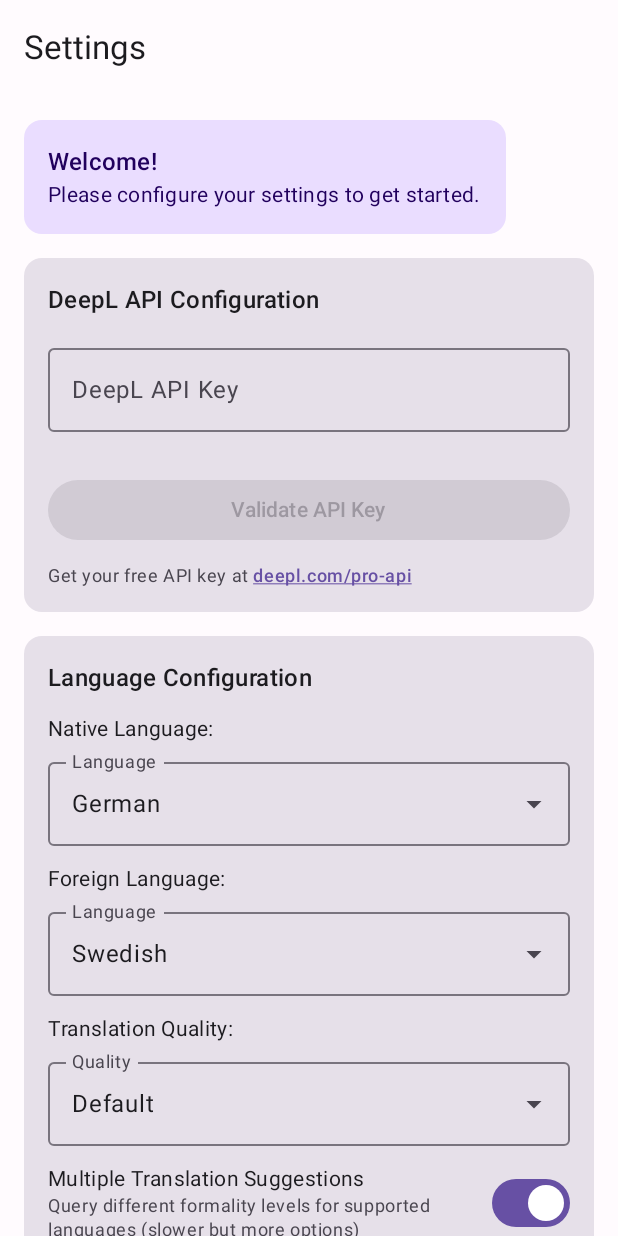
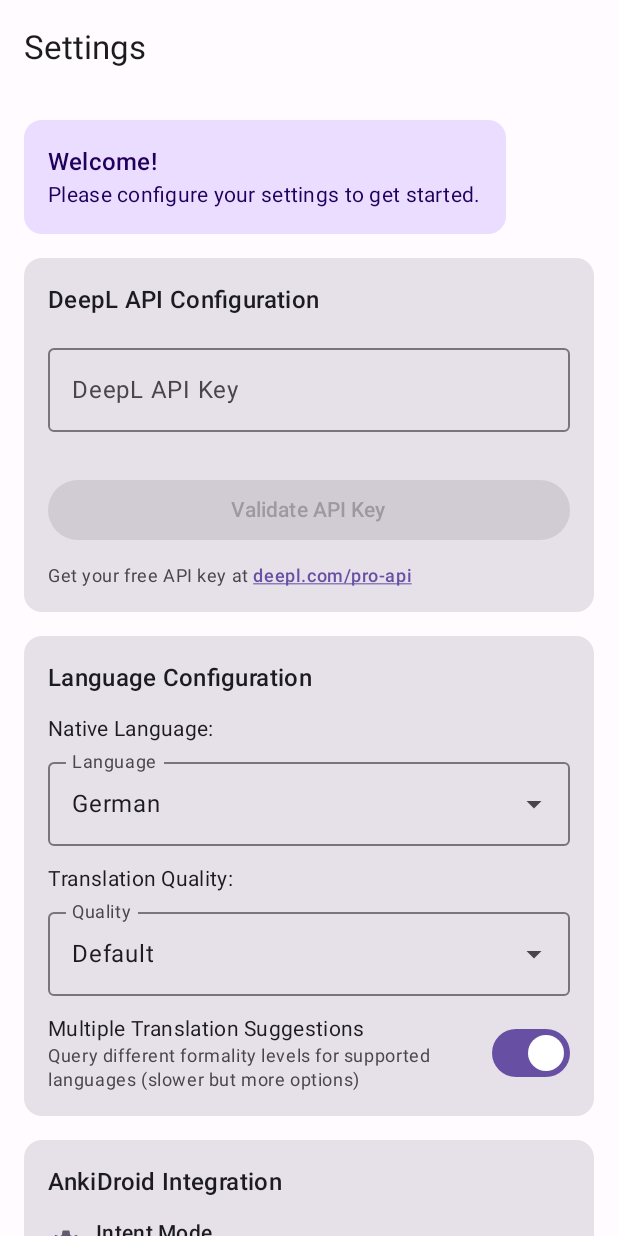
Before and after one commit to daniel-freiermuth/glosdalen, an Android app built with Jetpack Compose: the SettingsScreen screen opened through its navigation route, on a phone screen of 412 x 824 dp. Run offline under Robolectric (Android 15) with nearby library versions, the light colour scheme and no system bars; our stand-ins replace Dagger/Hilt's generated code; libraries missing offline, so code that uses them is left out: com.ichi2.anki; 6 statements that could not run were skipped.

Commit message:
feat: move foreign language selector to search screen

```diff
--- a/app/src/main/java/com/swedishvocab/app/ui/search/SearchScreen.kt
+++ b/app/src/main/java/com/swedishvocab/app/ui/search/SearchScreen.kt
@@ -15,7 +15,9 @@ import androidx.compose.material.icons.filled.Settings
 import androidx.compose.material.icons.filled.Refresh
 import androidx.compose.material.icons.filled.Star
 import androidx.compose.material.icons.filled.Info
+import androidx.compose.material.icons.filled.ArrowDropDown
 import androidx.compose.material.icons.automirrored.filled.ArrowForward
+import androidx.compose.material.icons.automirrored.filled.ArrowBack
 import androidx.compose.material3.*
 import androidx.compose.runtime.*
 import androidx.compose.ui.Alignment
@@ -175,20 +177,37 @@ fun SearchScreen(
                         horizontalArrangement = Arrangement.SpaceBetween,
                         verticalAlignment = Alignment.CenterVertically
                     ) {
-                        Text(uiState.sourceLanguage.displayName)
+                        // Native Language (left, fixed)
+                        Text(
+                            text = nativeLanguage.displayName,
+                            style = MaterialTheme.typography.titleLarge,
+                            color = MaterialTheme.colorScheme.primary
+                        )
 
+                        // Direction Arrow (center)
                         IconButton(
                             onClick = {
                                 viewModel.updateSourceLanguage(targetLanguage)
                             }
                         ) {
                             Icon(
-                                painter = painterResource(id = R.drawable.ic_sync_alt),
-                                contentDescription = "Swap languages"
+                                imageVector = if (uiState.sourceLanguage == nativeLanguage) {
+                                    Icons.AutoMirrored.Filled.ArrowForward
+                                } else {
+                                    Icons.AutoMirrored.Filled.ArrowBack
+                                },
+                                contentDescription = "Change translation direction"
                             )
                         }
 
-                        Text(targetLanguage.displayName)
+                        // Foreign Language (right, clickable dropdown)
+                        ForeignLanguageDropdown(
+                            currentLanguage = foreignLanguage,
+                            availableLanguages = Language.values().filter { it != nativeLanguage },
+                            onLanguageSelect = { language ->
+                                viewModel.updateForeignLanguage(language)
+                            }
+                        )
                     }
 
                     // Search Input
@@ -536,3 +555,61 @@ private fun TranslationCard(
         }
     }
 }
+
+@Composable
+private fun ForeignLanguageDropdown(
+    currentLanguage: Language,
+    availableLanguages: List<Language>,
+    onLanguageSelect: (Language) -> Unit,
+    modifier: Modifier = Modifier
+) {
+    var expanded by remember { mutableStateOf(false) }
+
+    Box(
+        modifier = modifier,
+        contentAlignment = Alignment.CenterEnd
+    ) {
+        Row(
+            modifier = Modifier
+                .clickable { expanded = true }
+                .padding(8.dp),
+            verticalAlignment = Alignment.CenterVertically
+        ) {
+            Text(
+                text = currentLanguage.displayName,
+                style = MaterialTheme.typography.titleLarge,
+                color = MaterialTheme.colorScheme.primary
+            )
+            Icon(
+                imageVector = Icons.Default.ArrowDropDown,
+                contentDescription = "Select language",
+                tint = MaterialTheme.colorScheme.primary,
+                modifier = Modifier.padding(start = 4.dp)
+            )
+        }
+
+        DropdownMenu(
+            expanded = expanded,
+            onDismissRequest = { expanded = false }
+        ) {
+            availableLanguages.forEach { language ->
+                DropdownMenuItem(
+                    text = {
+                        Text(
+                            text = language.displayName,
+                            color = if (language == currentLanguage) {
+                                MaterialTheme.colorScheme.primary
+                            } else {
+                                MaterialTheme.colorScheme.onSurface
+                            }
+                        )
+                    },
+                    onClick = {
+                        onLanguageSelect(language)
+                        expanded = false
+                    }
+                )
+            }
+        }
+    }
+}
--- a/app/src/main/java/com/swedishvocab/app/ui/settings/SettingsScreen.kt
+++ b/app/src/main/java/com/swedishvocab/app/ui/settings/SettingsScreen.kt
@@ -50,14 +50,13 @@ fun SettingsScreen(
     val uiState by viewModel.uiState.collectAsState()
     val currentApiKey by viewModel.currentApiKey.collectAsState("")
     val currentNativeLanguage by viewModel.currentNativeLanguage.collectAsState(Language.GERMAN)
-    val currentForeignLanguage by viewModel.currentForeignLanguage.collectAsState(Language.SWEDISH)
     val currentDeepLModelType by viewModel.currentDeepLModelType.collectAsState(DeepLModelType.QUALITY_OPTIMIZED)
     val currentEnableMultipleFormalities by viewModel.currentEnableMultipleFormalities.collectAsState(true)
     val isFirstLaunch by viewModel.isFirstLaunch.collectAsState(true)
 
     // Initialize with current settings
-    LaunchedEffect(currentApiKey, currentNativeLanguage, currentForeignLanguage, currentDeepLModelType, currentEnableMultipleFormalities) {
-        viewModel.initializeFromCurrentSettings(currentApiKey, currentNativeLanguage, currentForeignLanguage, currentDeepLModelType, currentEnableMultipleFormalities)
+    LaunchedEffect(currentApiKey, currentNativeLanguage, currentDeepLModelType, currentEnableMultipleFormalities) {
+        viewModel.initializeFromCurrentSettings(currentApiKey, currentNativeLanguage, Language.SWEDISH, currentDeepLModelType, currentEnableMultipleFormalities)
     }
 
     // Handle settings saved (only for first launch auto-navigation)
@@ -226,19 +225,6 @@ fun SettingsScreen(
                         LanguageDropdown(
                             selectedLanguage = uiState.nativeLanguage,
                             onLanguageSelected = viewModel::updateNativeLanguage,
-                            modifier = Modifier.fillMaxWidth()
-                        )
-                    }
-
-                    // Foreign Language
-                    Column(verticalArrangement = Arrangement.spacedBy(4.dp)) {
-                        Text(
-                            text = "Foreign Language:",
-                            style = MaterialTheme.typography.bodyMedium
-                        )
-                        LanguageDropdown(
-                            selectedLanguage = uiState.foreignLanguage,
-                            onLanguageSelected = viewModel::updateForeignLanguage,
                             modifier = Modifier.fillMaxWidth()
                         )
                     }
```
Also changed, not shown: app/src/main/java/com/swedishvocab/app/ui/search/SearchViewModel.kt (+18 -0 lines).
